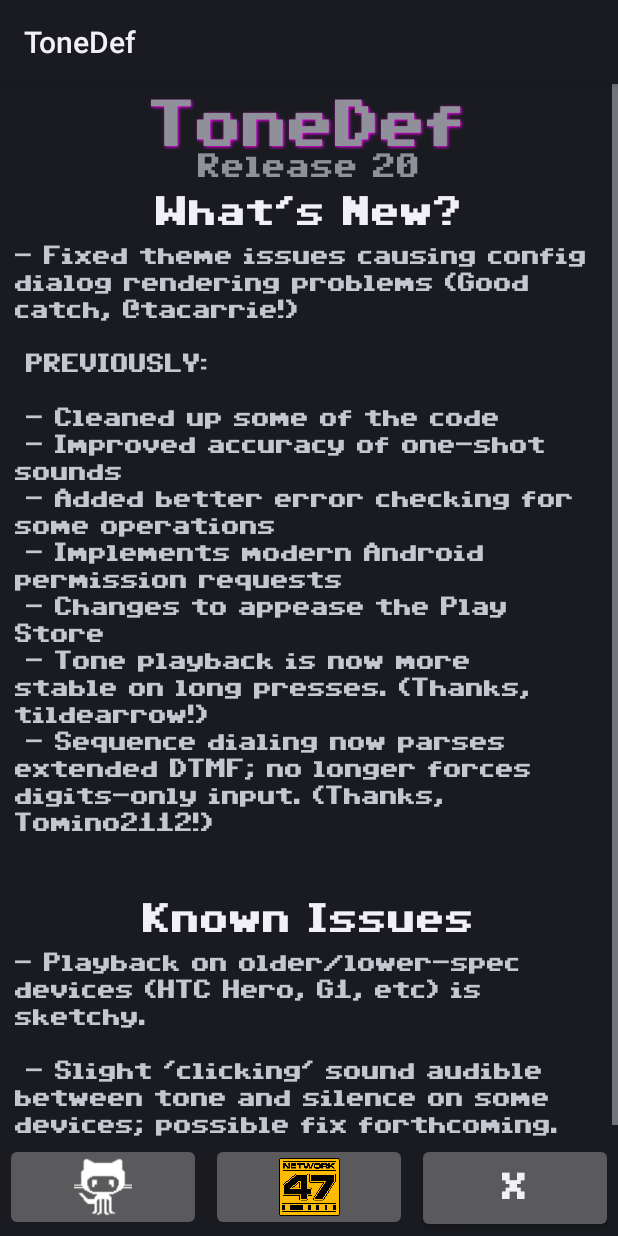
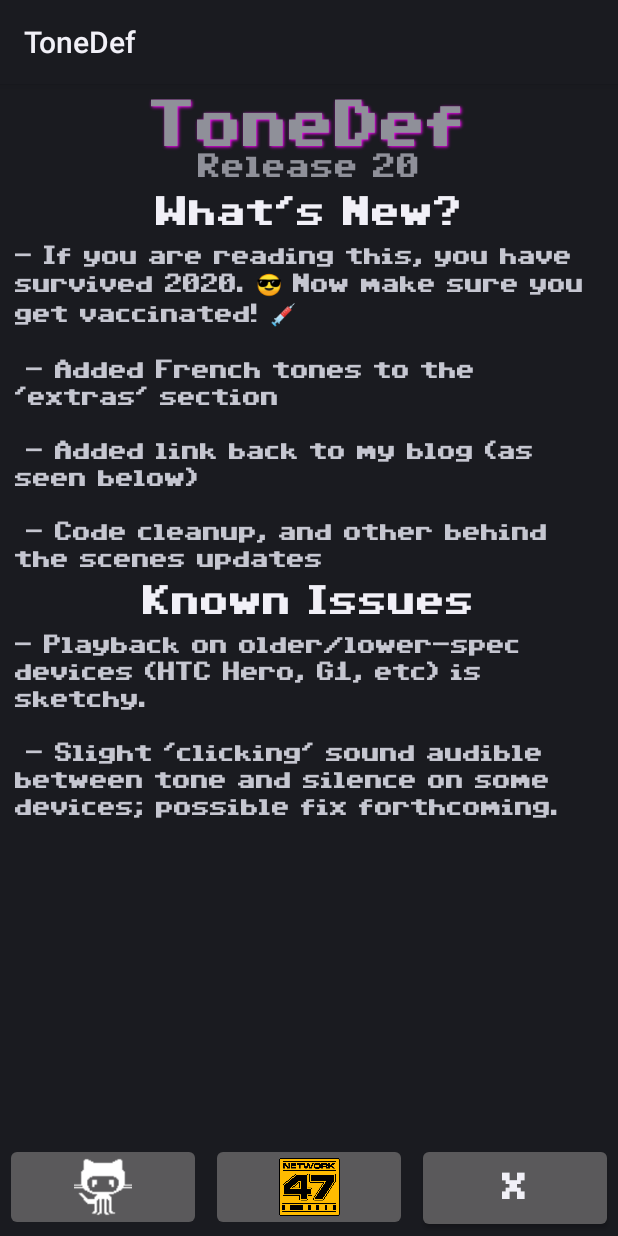
Before and after one commit to Fortyseven/ToneDef, an Android app: the screen it shows after launch (AboutActivity), on a phone screen of 412 x 824 dp. Run offline under Robolectric (Android 15) with nearby library versions, the phone set to English and light mode, and no system bars; 3 statements that could not run were skipped.

Commit message:
Updates "What's New" text with preliminary changes

```diff
--- a/MainApp/src/main/res/values/strings.xml
+++ b/MainApp/src/main/res/values/strings.xml
@@ -4,15 +4,10 @@
     <string name="version">Release 20</string>
     <string name="about_whatsnew">What\'s New?</string>
     <string name="about_whatsnew_text">
-        - Fixed theme issues causing config dialog rendering problems (Good catch, @tacarrie!)\n\n
-        PREVIOUSLY:\n\n
-        - Cleaned up some of the code\n
-        - Improved accuracy of one-shot sounds\n
-        - Added better error checking for some operations\n
-        - Implements modern Android permission requests\n
-        - Changes to appease the Play Store\n
-        - Tone playback is now more stable on long presses. (Thanks, tildearrow!)\n
-        - Sequence dialing now parses extended DTMF; no longer forces digits-only input. (Thanks, Tomino2112!)\n\n
+        - If you are reading this, you have survived 2020. 😎 Now make sure you get vaccinated! 💉\n\n
+        - Added French tones to the \'extras\' section\n\n
+        - Added link back to my blog (as seen below)\n\n
+        - Code cleanup, and other behind the scenes updates
     </string>
     <string name="about_knownissues">Known Issues</string>
         <string name="about_knownissues_text">
```
